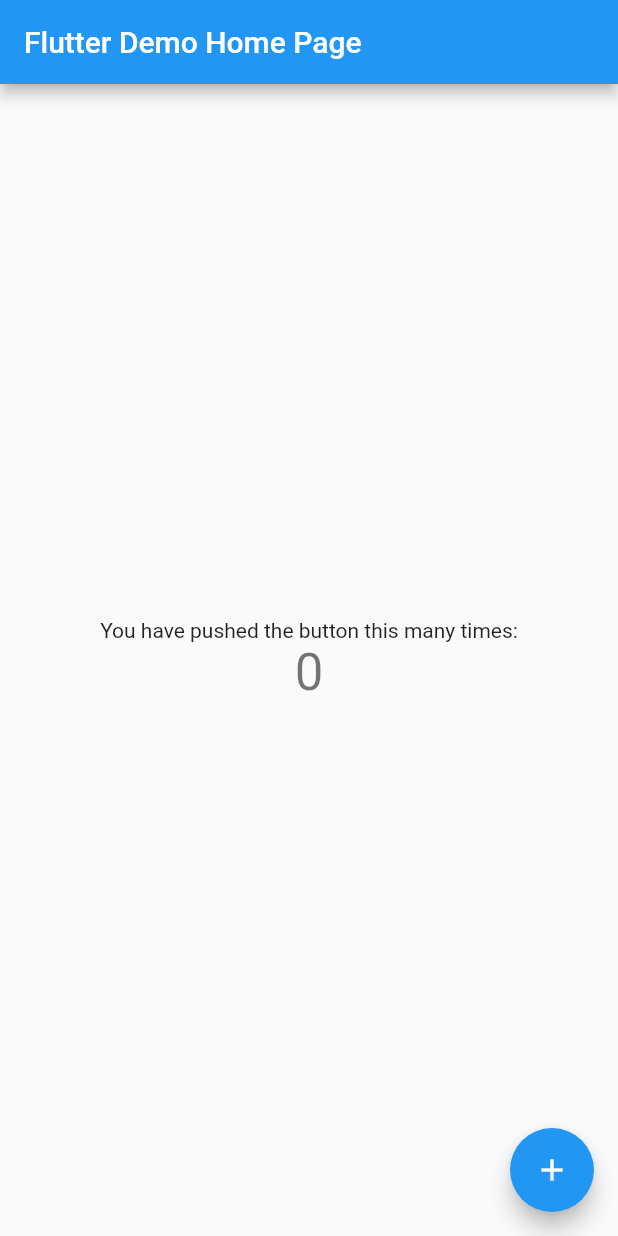
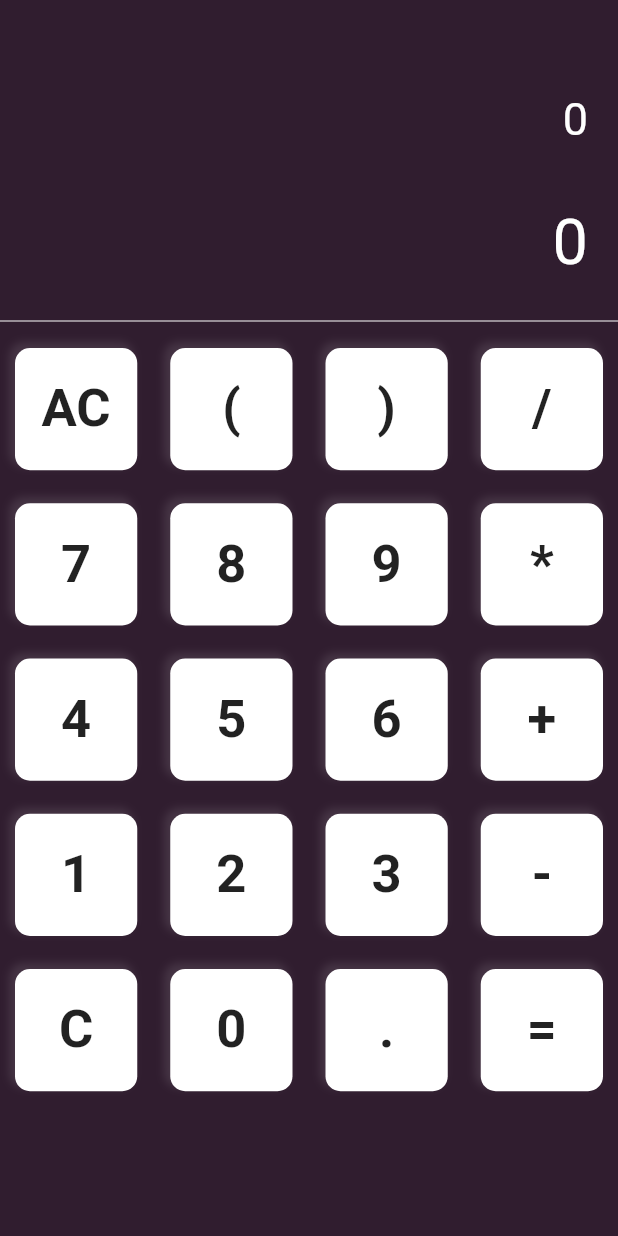
Before and after one commit to Crisiroid/calculator_Flutter, a Flutter app: the screen it shows after launch, on a phone screen of 412 x 824 dp. Run offline on Flutter 3.47's test engine with Material 2 defaults, Android fonts, the phone set to English and light mode, and no system bars.

Commit message:
ui designed

```diff
--- /dev/null
+++ b/lib/calculator_page.dart
@@ -0,0 +1,84 @@
+// ignore_for_file: prefer_const_constructors
+
+import 'package:calculator/customBtn.dart';
+import 'package:flutter/material.dart';
+
+class calculator extends StatefulWidget {
+  const calculator({Key? key}) : super(key: key);
+
+  @override
+  State<calculator> createState() => _calculatorState();
+}
+
+class _calculatorState extends State<calculator> {
+  String input = "0";
+  String output = "0";
+  List<String> buttons = [
+    'AC',
+    '(',
+    ')',
+    '/',
+    '7',
+    '8',
+    '9',
+    '*',
+    '4',
+    '5',
+    '6',
+    '+',
+    '1',
+    '2',
+    '3',
+    '-',
+    'C',
+    '0',
+    '.',
+    '=',
+  ];
+
+  @override
+  Widget build(BuildContext context) {
+    return Scaffold(
+      backgroundColor: Color.fromARGB(255, 48, 29, 47),
+      body: Column(children: [
+        SizedBox(
+          height: MediaQuery.of(context).size.height / 4,
+          child: Column(
+            mainAxisAlignment: MainAxisAlignment.end,
+            children: [
+              Container(
+                padding: EdgeInsets.all(20),
+                alignment: Alignment.centerRight,
+                child: Text(
+                  input,
+                  style: TextStyle(fontSize: 30, color: Colors.white),
+                ),
+              ),
+              Container(
+                padding: EdgeInsets.all(20),
+                alignment: Alignment.centerRight,
+                child: Text(
+                  output,
+                  style: TextStyle(fontSize: 42, color: Colors.white),
+                ),
+              ),
+            ],
+          ),
+        ),
+        Divider(color: Colors.white),
+        Expanded(
+            child: Container(
+          padding: EdgeInsets.all(10),
+          child: GridView.builder(
+            itemCount: buttons.length,
+            gridDelegate: SliverGridDelegateWithFixedCrossAxisCount(
+                crossAxisCount: 4, crossAxisSpacing: 22, mainAxisSpacing: 22),
+            itemBuilder: (BuildContext context, int index) {
+              return customBtn(text: buttons[index]);
+            },
+          ),
+        ))
+      ]),
+    );
+  }
+}
--- /dev/null
+++ b/lib/customBtn.dart
@@ -0,0 +1,36 @@
+// ignore_for_file: prefer_const_constructors
+
+import 'package:flutter/material.dart';
+
+class customBtn extends StatelessWidget {
+  final String text;
+  const customBtn({Key? key, required this.text}) : super(key: key);
+
+  @override
+  Widget build(BuildContext context) {
+    return InkWell(
+      splashColor: Color.fromARGB(255, 48, 29, 47),
+      onTap: () {},
+      child: Ink(
+        decoration: BoxDecoration(
+          color: Colors.white,
+          borderRadius: BorderRadius.circular(10),
+          boxShadow: [
+            BoxShadow(
+              color: Colors.white.withOpacity(0.1),
+              blurRadius: 4,
+              spreadRadius: 0.6,
+              offset: Offset(-3, -3),
+            ),
+          ],
+        ),
+        child: Center(
+          child: Text(
+            text,
+            style: TextStyle(fontSize: 35, fontWeight: FontWeight.bold),
+          ),
+        ),
+      ),
+    );
+  }
+}
--- a/lib/main.dart
+++ b/lib/main.dart
@@ -1,115 +1,17 @@
+// ignore_for_file: prefer_const_constructors
+
+import 'package:calculator/calculator_page.dart';
 import 'package:flutter/material.dart';
 
 void main() {
-  runApp(const MyApp());
+  runApp(myApp());
 }
 
-class MyApp extends StatelessWidget {
-  const MyApp({Key? key}) : super(key: key);
-
-  // This widget is the root of your application.
-  @override
-  Widget build(BuildContext context) {
-    return MaterialApp(
-      title: 'Flutter Demo',
-      theme: ThemeData(
-        // This is the theme of your application.
-        //
-        // Try running your application with "flutter run". You'll see the
-        // application has a blue toolbar. Then, without quitting the app, try
-        // changing the primarySwatch below to Colors.green and then invoke
-        // "hot reload" (press "r" in the console where you ran "flutter run",
-        // or simply save your changes to "hot reload" in a Flutter IDE).
-        // Notice that the counter didn't reset back to zero; the application
-        // is not restarted.
-        primarySwatch: Colors.blue,
-      ),
-      home: const MyHomePage(title: 'Flutter Demo Home Page'),
-    );
-  }
-}
-
-class MyHomePage extends StatefulWidget {
-  const MyHomePage({Key? key, required this.title}) : super(key: key);
-
-  // This widget is the home page of your application. It is stateful, meaning
-  // that it has a State object (defined below) that contains fields that affect
-  // how it looks.
-
-  // This class is the configuration for the state. It holds the values (in this
-  // case the title) provided by the parent (in this case the App widget) and
-  // used by the build method of the State. Fields in a Widget subclass are
-  // always marked "final".
-
-  final String title;
-
-  @override
-  State<MyHomePage> createState() => _MyHomePageState();
-}
-
-class _MyHomePageState extends State<MyHomePage> {
-  int _counter = 0;
-
-  void _incrementCounter() {
-    setState(() {
-      // This call to setState tells the Flutter framework that something has
-      // changed in this State, which causes it to rerun the build method below
-      // so that the display can reflect the updated values. If we changed
-      // _counter without calling setState(), then the build method would not be
-      // called again, and so nothing would appear to happen.
-      _counter++;
-    });
-  }
+class myApp extends StatelessWidget {
+  const myApp({Key? key}) : super(key: key);
 
   @override
   Widget build(BuildContext context) {
-    // This method is rerun every time setState is called, for instance as done
-    // by the _incrementCounter method above.
-    //
-    // The Flutter framework has been optimized to make rerunning build methods
-    // fast, so that you can just rebuild anything that needs updating rather
-    // than having to individually change instances of widgets.
-    return Scaffold(
-      appBar: AppBar(
-        // Here we take the value from the MyHomePage object that was created by
-        // the App.build method, and use it to set our appbar title.
-        title: Text(widget.title),
-      ),
-      body: Center(
-        // Center is a layout widget. It takes a single child and positions it
-        // in the middle of the parent.
-        child: Column(
-          // Column is also a layout widget. It takes a list of children and
-          // arranges them vertically. By default, it sizes itself to fit its
-          // children horizontally, and tries to be as tall as its parent.
-          //
-          // Invoke "debug painting" (press "p" in the console, choose the
-          // "Toggle Debug Paint" action from the Flutter Inspector in Android
-          // Studio, or the "Toggle Debug Paint" command in Visual Studio Code)
-          // to see the wireframe for each widget.
-          //
-          // Column has various properties to control how it sizes itself and
-          // how it positions its children. Here we use mainAxisAlignment to
-          // center the children vertically; the main axis here is the vertical
-          // axis because Columns are vertical (the cross axis would be
-          // horizontal).
-          mainAxisAlignment: MainAxisAlignment.center,
-          children: <Widget>[
-            const Text(
-              'You have pushed the button this many times:',
-            ),
-            Text(
-              '$_counter',
-              style: Theme.of(context).textTheme.headline4,
-            ),
-          ],
-        ),
-      ),
-      floatingActionButton: FloatingActionButton(
-        onPressed: _incrementCounter,
-        tooltip: 'Increment',
-        child: const Icon(Icons.add),
-      ), // This trailing comma makes auto-formatting nicer for build methods.
-    );
+    return MaterialApp(debugShowCheckedModeBanner: false, home: calculator());
   }
 }
```
